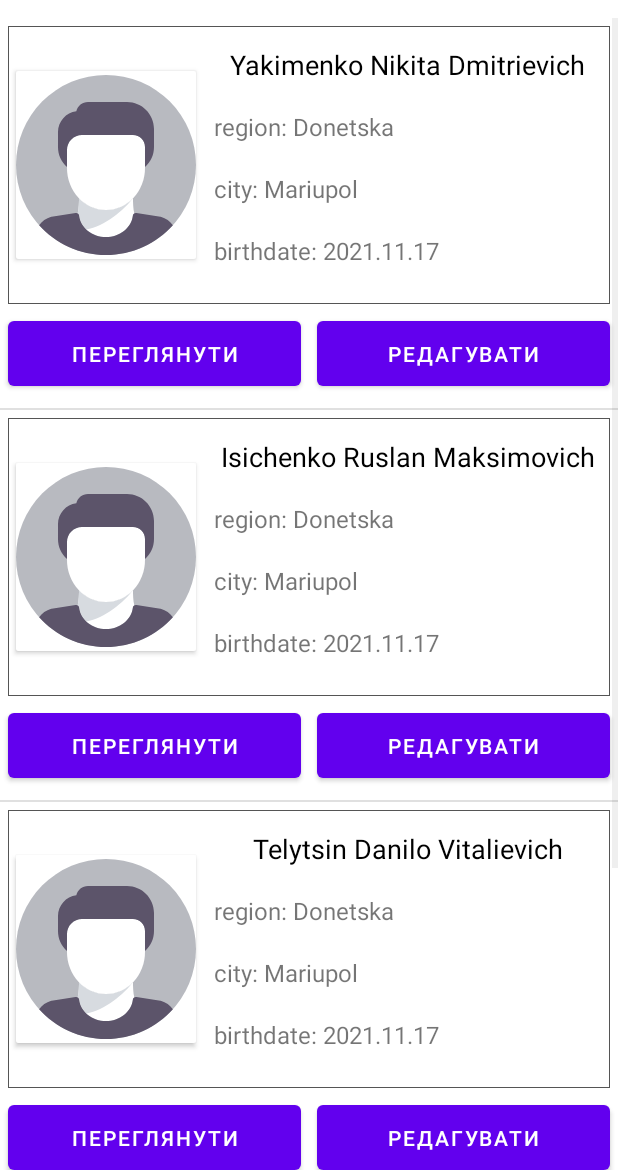
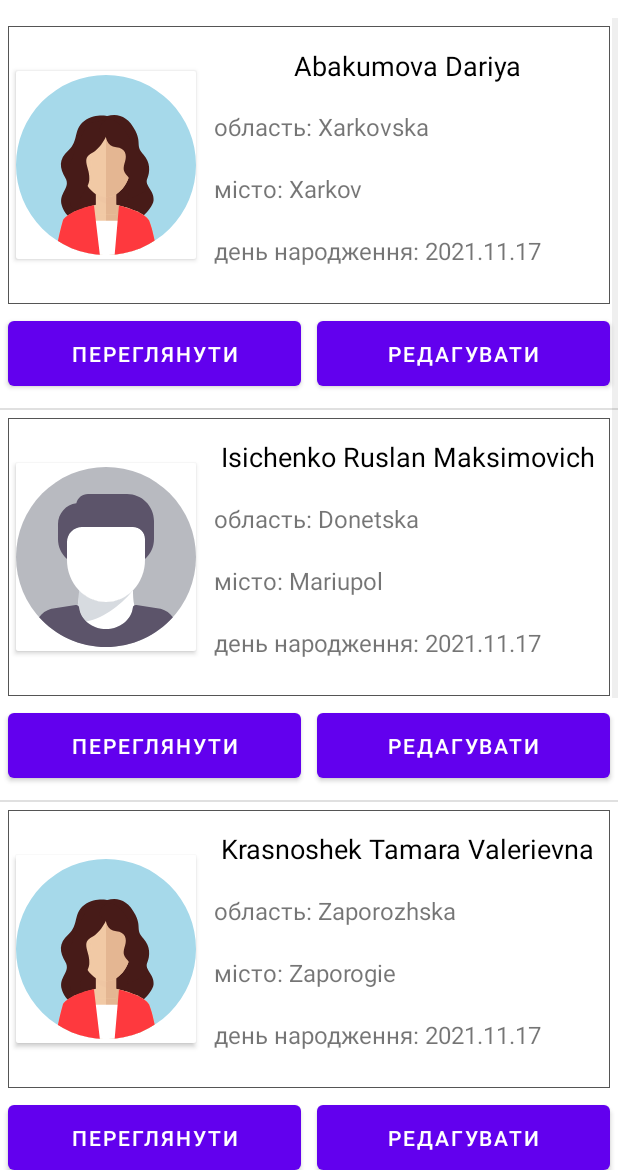
Before and after one commit to RomeoC0der/SubsidionInformator, an Android app: the MainActivity screen opened directly, with no data from a screen before it, on a phone screen of 412 x 824 dp, the part 66-1236 px from its top. Run offline under Robolectric (Android 15) with nearby library versions, the phone set to English and light mode, and no system bars.

Commit message:
-some bugs fixed -fixed brain issues(programmer's ofc)

```diff
--- a/app/src/main/java/com/rrpvm/subsidioninformator/adapters/RecivierItemAdapter.java
+++ b/app/src/main/java/com/rrpvm/subsidioninformator/adapters/RecivierItemAdapter.java
@@ -40,9 +40,9 @@ public class RecivierItemAdapter extends ArrayAdapter<SubsidingRecivier> {
         TextView birthdateView = (TextView) convertView.findViewById(R.id.recivier_birthdate);
         SubsidingRecivier currentReciever = data.get(position);
         nameView.setText(currentReciever.getPIB());
-        regionView.setText(new String("region: ").concat(currentReciever.getRegion()));
-        positionView.setText(new String("city: ").concat(currentReciever.getCity()));
-        birthdateView.setText(new String("birthdate: ").concat( dateFormat.format(currentReciever.getBirthdate()).toString()));
+        regionView.setText(convertView.getResources().getText(R.string.nav_menu_region_hint).toString() + ": " + currentReciever.getRegion());
+        positionView.setText(convertView.getResources().getText(R.string.nav_menu_city_hint).toString()+ ": " +currentReciever.getCity());
+        birthdateView.setText(convertView.getResources().getText(R.string.nav_menu_dateHint).toString()+ ": " + dateFormat.format(currentReciever.getBirthdate()).toString());
         int imgId = recivierIconView.getContext().getResources().getIdentifier(currentReciever.getImage(), "drawable", recivierIconView.getContext().getPackageName());
         if(imgId != 0)
         recivierIconView.setImageResource(imgId);
--- a/app/src/main/java/com/rrpvm/subsidioninformator/handlers/RecivierSubsidionHandler.java
+++ b/app/src/main/java/com/rrpvm/subsidioninformator/handlers/RecivierSubsidionHandler.java
@@ -4,6 +4,8 @@ import android.content.Context;
 import android.widget.TextView;
 
 import com.rrpvm.subsidioninformator.adapters.RecivierItemAdapter;
+import com.rrpvm.subsidioninformator.objects.ComparatorDn;
+import com.rrpvm.subsidioninformator.objects.ComparatorUp;
 import com.rrpvm.subsidioninformator.objects.RecivierFilter;
 import com.rrpvm.subsidioninformator.objects.SubsidingRecivier;
 import com.rrpvm.subsidioninformator.utilities.JSONHelper;
@@ -11,6 +13,7 @@ import com.rrpvm.subsidioninformator.utilities.JSONHelper;
 import java.text.SimpleDateFormat;
 import java.util.ArrayList;
 import java.util.Calendar;
+import java.util.Comparator;
 import java.util.Date;
 import java.util.Locale;
 import java.util.TimeZone;
@@ -22,8 +25,6 @@ public class RecivierSubsidionHandler {
     private ArrayList<SubsidingRecivier> dataList;//filtered-data;
     private RecivierFilter r_filter;
     private boolean aZ_sortMode = true;
-    private final static String all_months[] = {""};
-
     public void filter() {
         dataList.clear();
         try {
@@ -33,12 +34,16 @@ public class RecivierSubsidionHandler {
                 Calendar cal = Calendar.getInstance(TimeZone.getTimeZone("Europe/Ukraine"));//date не позволяет точно работать с месяцами и тд
                 cal.setTime(recivier.getBirthdate());
                 if (r_filter.getNameFilter().state == RecivierFilter.statement.WORK) {
-                    String pib = recivier.getSurname() + " " + recivier.getName() + " " + recivier.getPatronymic();
-                    pib = pib.toLowerCase(Locale.ROOT);
+                    String pib = recivier.getPIB().toLowerCase(Locale.ROOT);
                     if (!pib.contains(r_filter.getNameFilter().object)) shouldAdd = false;
                 }
-                if (r_filter.getGenderFilter().state == RecivierFilter.statement.WORK) {
-                    if (recivier.isMale() != r_filter.getGenderFilter().object) shouldAdd = false;
+                if (true) { //нарушение общей концепции стейтмента(условие всегда должно проходить), но так удобней. Условие нужно лишь для поддержания внешнего вида кода
+                    if (recivier.isMale() && !r_filter.getGenderFilter().object[0]) {//если ты мужчина + отключена выборка по мужчинам -> нет
+                        shouldAdd = false;
+                    }
+                    if (!recivier.isMale() && !r_filter.getGenderFilter().object[1]) {//если ты женщина + отключена выборка по женщинам -> нет
+                        shouldAdd = false;
+                    }
                 }
                 if (r_filter.getCityFilter().state == RecivierFilter.statement.WORK) {
                     String[] arr = r_filter.getCityFilter().object.split(",");
@@ -61,10 +66,10 @@ public class RecivierSubsidionHandler {
                     if (!inSet) shouldAdd = false;
                 }
                 if (r_filter.getBirth_day().state == RecivierFilter.statement.WORK) {
-                    //if(recivier.get)
+
                 }
                 if (r_filter.getBirth_month().state == RecivierFilter.statement.WORK) {
-                    if(!r_filter.getBirth_month().object.isEmpty()) {
+                    if (!r_filter.getBirth_month().object.isEmpty()) {
                         String[] arr = r_filter.getBirth_month().object.split(",");//array of integers presented by String
                         boolean inSet = false;
                         for (String str : arr)
@@ -85,15 +90,14 @@ public class RecivierSubsidionHandler {
             e.printStackTrace();
         }
         adapter.notifyDataSetChanged();
-
     }
-
     public RecivierSubsidionHandler(Context ctx, int item_list_resource_id) {//implement logotypes by serializing bitmap's?
         /*init objects*/
         pure_data = new ArrayList<>();
         dataList = new ArrayList<>();
         r_filter = new RecivierFilter();
         this.pure_data.add(new SubsidingRecivier(true, "Yakimenko", "Nikita", "Dmitrievich", "Donetska", "Mariupol", new Date(), "Naximova", "wrong"));
+        this.pure_data.add(new SubsidingRecivier(false, "Abakumova", "Dariya", "Gennadievna", "Xarkovska", "Xarkov", new Date(), "wtf", "wrong"));
         this.pure_data.add(new SubsidingRecivier(true, "Isichenko", "Ruslan", "Maksimovich", "Donetska", "Mariupol", new Date(), "Mitropolitska", "wrong"));
         this.pure_data.add(new SubsidingRecivier(true, "Telytsin", "Danilo", "Vitalievich", "Donetska", "Mariupol", new Date(), "Tramvayna", "wrong"));
         this.pure_data.add(new SubsidingRecivier(false, "Krasnoshek", "Tamara", "Valerievna", "Zaporozhska", "Zaporogie", new Date(), "unknown", "wrong"));
@@ -101,32 +105,35 @@ public class RecivierSubsidionHandler {
         this.dataList.addAll(this.pure_data);//copy all(no filter mode)
         adapter = new RecivierItemAdapter(ctx, item_list_resource_id, this.dataList);
     }
-
+    public void sortData(){
+        ArrayList<SubsidingRecivier> _tmpdata = new ArrayList<>(this.getDataList());
+        if (this.aZ_sortMode) {//we love shit code
+            _tmpdata.sort(new ComparatorUp());
+        } else {
+            _tmpdata.sort(new ComparatorDn());
+        }
+        this.setDataList(_tmpdata);
+        this.adapter.notifyDataSetChanged();
+    }
     public RecivierItemAdapter getAdapter() {
         return this.adapter;
     }
-
     public RecivierFilter getR_filter() {
         return this.r_filter;
     }
-
     public boolean getaZ_sortMode() {
         return this.aZ_sortMode;
     }
-
     public void setAZ_sortMode(boolean b) {
         this.aZ_sortMode = b;
     }
-
     public ArrayList<SubsidingRecivier> getDataList() {
         return this.dataList;
     }
-
     public void setDataList(ArrayList<SubsidingRecivier> list) {
         this.dataList.clear();
         this.dataList.addAll(list);//нельзя затирать ссылку.
     }
-
     public ArrayList<SubsidingRecivier> getPure_data() {
         return pure_data;
     }
--- a/app/src/main/java/com/rrpvm/subsidioninformator/objects/RecivierFilter.java
+++ b/app/src/main/java/com/rrpvm/subsidioninformator/objects/RecivierFilter.java
@@ -11,7 +11,7 @@ public class RecivierFilter {
     }
 
     private filterObj<String> nameFilter;
-    private filterObj<Boolean> genderFilter;
+    private filterObj<Boolean[]> genderFilter;
     private filterObj<String> cityFilter;
     private filterObj<String> oblastFilter;
     private filterObj<Integer> birth_year;
@@ -62,14 +62,12 @@ public class RecivierFilter {
         return birth_day;
     }
 
-    public filterObj<Boolean> getGenderFilter() {
+    public filterObj<Boolean[]> getGenderFilter() {
         return genderFilter;
     }
-
-    public void setGenderFilter(filterObj<Boolean> genderFilter) {
+    public void setGenderFilter(filterObj<Boolean[]> genderFilter) {
         this.genderFilter = genderFilter;
     }
-
     public void setBirth_day(filterObj<Integer> birth_day) {
         this.birth_day = birth_day;
     }
@@ -82,5 +80,8 @@ public class RecivierFilter {
         this.birth_month = new filterObj<>();
         this.birth_day = new filterObj<>();
         this.genderFilter = new filterObj<>();
+        this.genderFilter.object = new Boolean[2];
+        this.genderFilter.object[0] = true;
+        this.genderFilter.object[1] = true;
     }
 }
--- a/app/src/main/res/menu/nav_view_content.xml
+++ b/app/src/main/res/menu/nav_view_content.xml
@@ -1,20 +1,19 @@
 <?xml version="1.0" encoding="utf-8"?>
 <menu xmlns:app="http://schemas.android.com/apk/res-auto"
     xmlns:android="http://schemas.android.com/apk/res/android">
-    <group android:checkableBehavior="single">
+    <group android:checkableBehavior="none">
         <item
-            android:id="@+id/menu_switch_all_genders"
-            android:icon="@drawable/all_gender_icon_foreground"
-            android:title="@string/nav_menu_all_genders"
-            android:checked="true"/>
+            android:id="@+id/menu_switch_men"
+            android:icon="@drawable/male_gender_icon_foreground"
+            android:title="@string/nav_menu_only_men"
+            android:checked="true"
+            />
         <item
-            android:id="@+id/menu_switch_only_men"
-            android:icon="@drawable/male_gender_icon_foreground"
-            android:title="@string/nav_menu_only_men" />
-        <item
-            android:id="@+id/menu_switch_only_women"
+            android:id="@+id/menu_switch_women"
             android:icon="@drawable/female_gender_icon_foreground"
-            android:title="@string/nav_menu_only_women" />
+            android:title="@string/nav_menu_only_women"
+            android:checked="true"
+           />
     </group>
     <group android:checkableBehavior="single">
         <item android:title="@string/nav_menu_geolocation">
@@ -33,7 +32,7 @@
         </item>
     </group>
     <group android:checkableBehavior="single">
-        <item  android:title="birthdate">
+        <item  android:title="@string/nav_menu_dateHint">
             <menu>
                 <item
                     android:id="@+id/menu_birthdate_fill_year"
--- a/app/src/main/res/values/strings.xml
+++ b/app/src/main/res/values/strings.xml
@@ -11,6 +11,7 @@
     <string name="nav_menu_all_genders">будь-яка стать</string>
     <string name="nav_menu_geolocation">розташування</string>
     <string name="nav_menu_yearHint">рiк народження</string>
+    <string name="nav_menu_dateHint">день народження</string>
     <string name="nav_menu_monthHint">місяць народження(назва)</string>
     <string-array name="nav_menu_month_select">
         <item>"all"</item>
```
Also changed, not shown: app/src/main/java/com/rrpvm/subsidioninformator/activities/MainActivity.java (+13 -25 lines).
